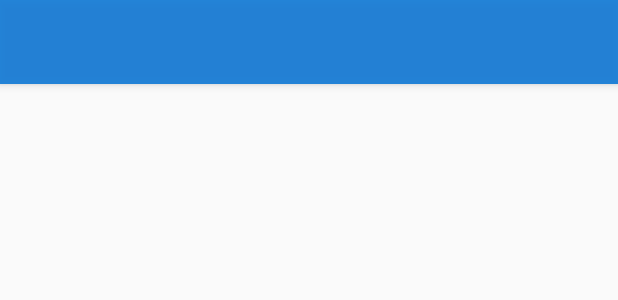
After one commit to GokuSonic/Recipe-Sharing-App, an Android app: the layout activity_search.xml on its own in the app's theme, with its tools: preview values and no code run, on a phone screen of 412 x 824 dp. The commit adds this screen. Shown: the top 300 px of the screen. Run offline under Robolectric (Android 15) with nearby library versions, the phone set to English and light mode, and no system bars.

Commit message:
Fragments dots and viewpager not working Search page added not working compiles             -Patrick
Signed-off-by: GokuSonic <caldw026@cougars.csusm.edu>

```diff
--- a/app/src/main/java/com/example/ReciPleaseLogin/ui/Menu/MenuActivity.java
+++ b/app/src/main/java/com/example/ReciPleaseLogin/ui/Menu/MenuActivity.java
@@ -5,6 +5,7 @@ import androidx.appcompat.app.AppCompatActivity;
 import androidx.appcompat.widget.Toolbar;
 import androidx.viewpager.widget.ViewPager;
 
+import android.content.Intent;
 import android.view.Menu;
 import android.view.MenuItem;
 
@@ -18,6 +19,7 @@ import androidx.fragment.app.FragmentManager;
 import androidx.fragment.app.Fragment;
 
 import com.example.ReciPleaseLogin.R;
+import com.example.ReciPleaseLogin.ui.Search.SearchActivity;
 import com.tbuonomo.viewpagerdotsindicator.DotsIndicator;
 
 
@@ -112,6 +114,8 @@ public class MenuActivity extends AppCompatActivity {
                 msg = "Levels";
                 break;
             case R.id.toolbar_search:
+                Intent intent = new Intent(MenuActivity.this, SearchActivity.class);
+                startActivity(intent);
                 msg = "Search";
                 break;
             case R.id.toolbar_messages:
--- /dev/null
+++ b/app/src/main/res/layout/activity_search.xml
@@ -0,0 +1,30 @@
+<?xml version="1.0" encoding="utf-8"?>
+<androidx.constraintlayout.widget.ConstraintLayout xmlns:android="http://schemas.android.com/apk/res/android"
+    xmlns:app="http://schemas.android.com/apk/res-auto"
+    xmlns:tools="http://schemas.android.com/tools"
+    android:layout_width="match_parent"
+    android:layout_height="match_parent">
+
+
+    <com.google.android.material.appbar.AppBarLayout
+        android:id="@+id/appBarLayout"
+        android:layout_width="match_parent"
+        android:layout_height="wrap_content"
+        app:layout_constraintEnd_toEndOf="parent"
+        app:layout_constraintStart_toStartOf="parent"
+        app:layout_constraintTop_toTopOf="parent">
+
+        <androidx.appcompat.widget.Toolbar
+            android:id="@+id/menu_toolbar_layout"
+            android:layout_width="match_parent"
+            android:layout_height="wrap_content"
+            android:background="#BF2F86FA"
+            android:elevation="4dp"
+
+            app:popupTheme="@style/ThemeOverlay.AppCompat.Light">
+
+        </androidx.appcompat.widget.Toolbar>
+
+    </com.google.android.material.appbar.AppBarLayout>
+
+</androidx.constraintlayout.widget.ConstraintLayout>
```
Also changed, not shown: app/src/main/java/com/example/ReciPleaseLogin/ui/Search/SearchActivity.java (added, +55 -0 lines).
